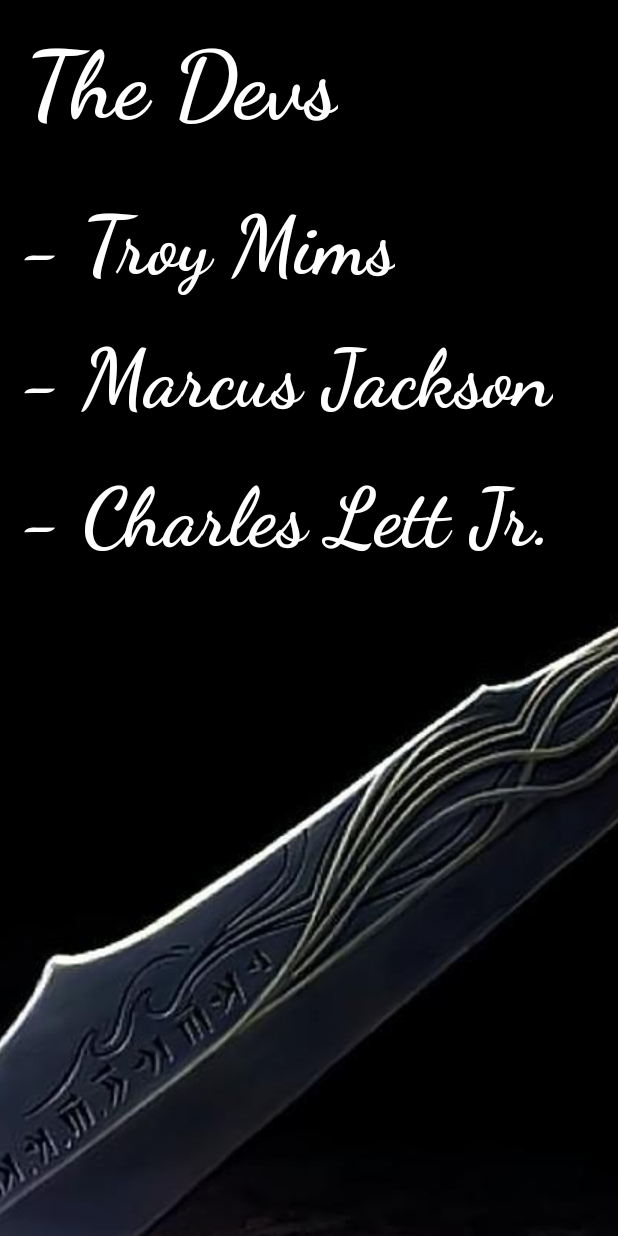
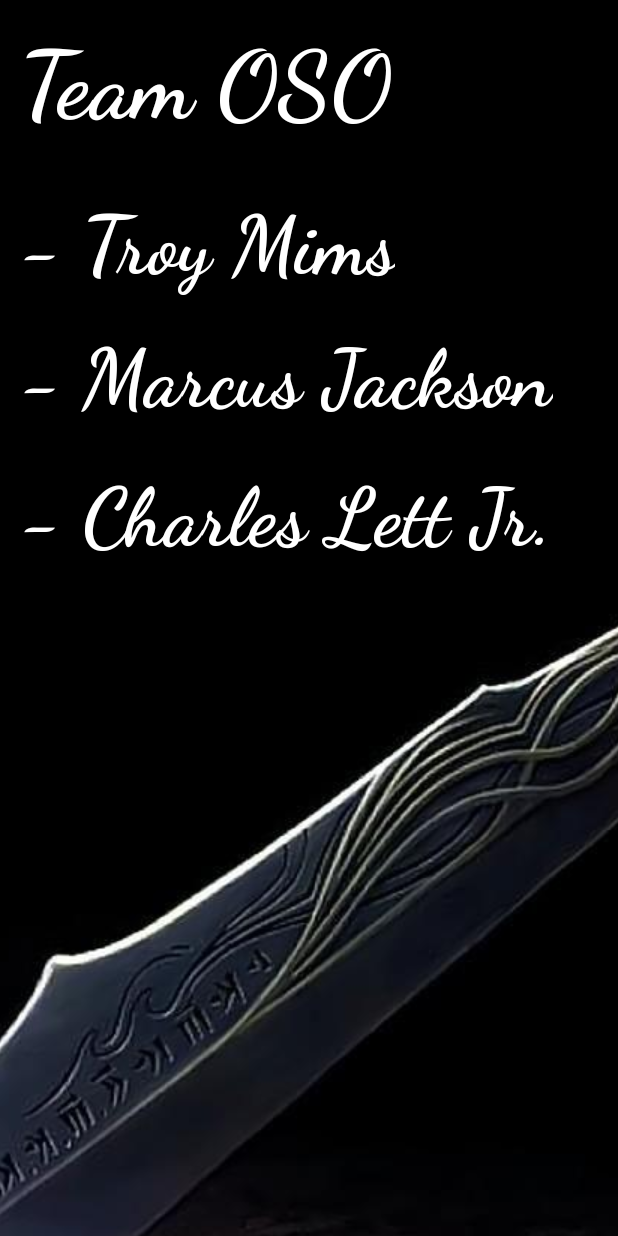
Before and after one commit to cclett2000/StoryGameApp, an Android app: the Credits screen opened directly, with no data from a screen before it, on a phone screen of 412 x 824 dp. Run offline under Robolectric (Android 15) with nearby library versions, the phone set to English and light mode, and no system bars.

```diff
--- a/app/src/main/res/layout/credits_screen.xml
+++ b/app/src/main/res/layout/credits_screen.xml
@@ -23,7 +23,7 @@
         android:layout_height="wrap_content"
         android:fontFamily="cursive"
         android:gravity="center"
-        android:text="The Devs"
+        android:text="Team OSO"
         android:textColor="@color/white"
         android:textSize="62sp"
         android:textStyle="bold"
```
